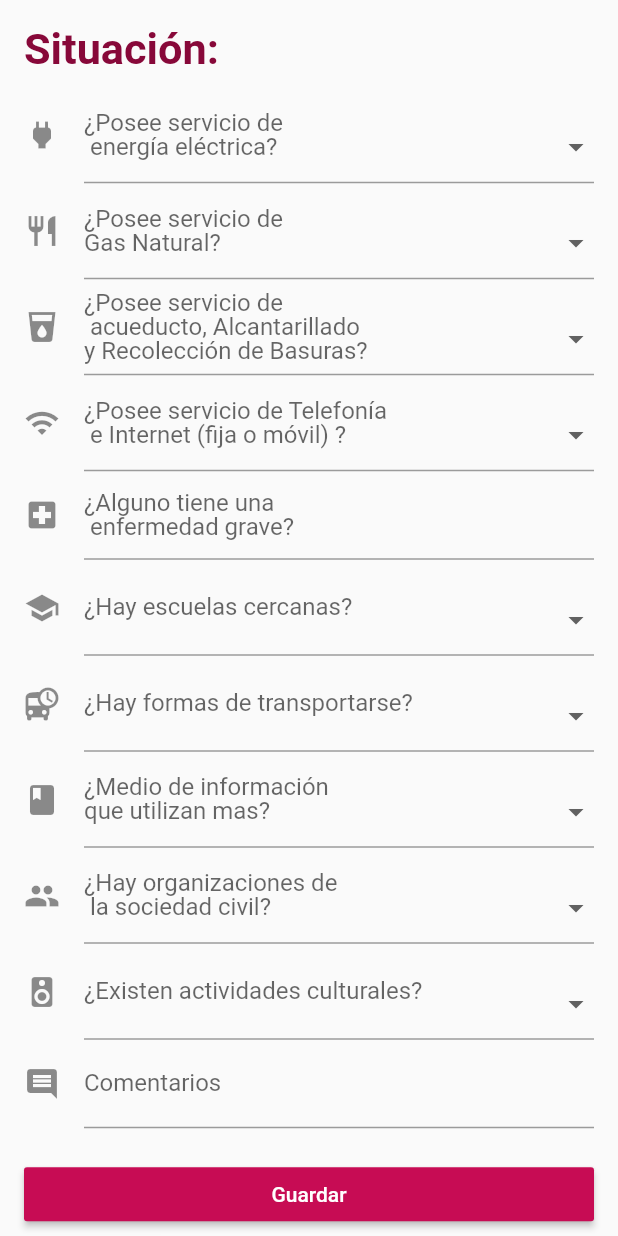
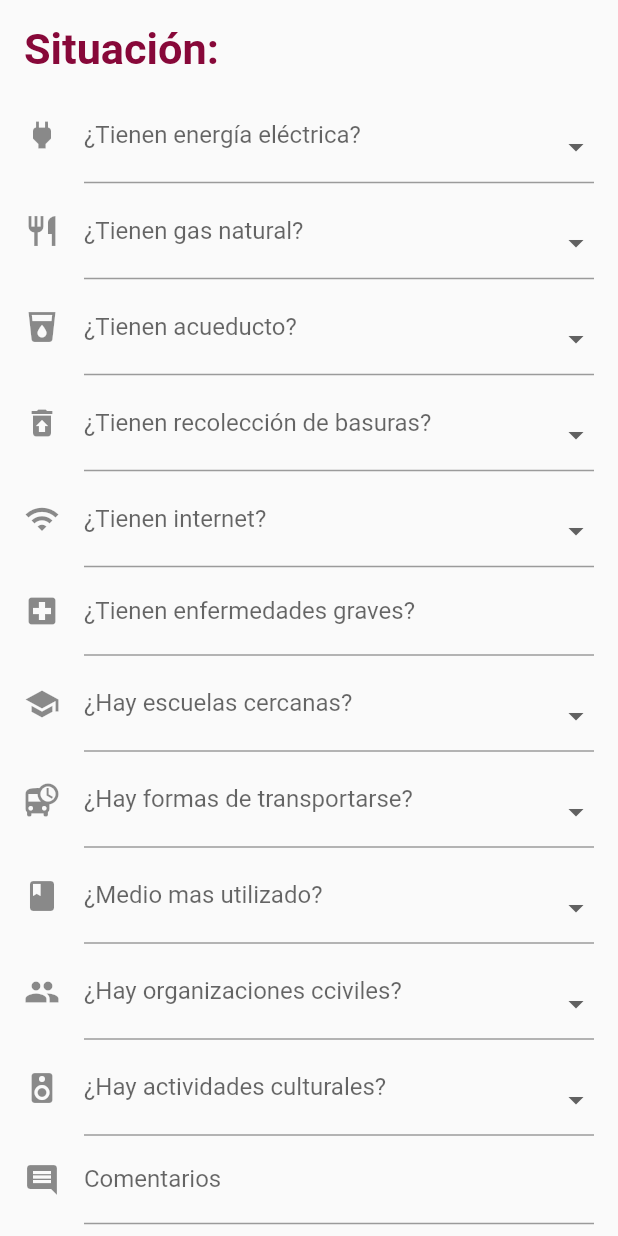
Before and after one commit to nfJaramillo/-Anal-tica, a Flutter app: the PaginaFormularioState screen opened directly, scrolled down 576 dp, on a phone screen of 412 x 824 dp. Run offline on Flutter 3.47's test engine with Material 2 defaults, Android fonts, the phone set to English and light mode, and no system bars; our stand-ins replace fluttertoast; missing offline and left inert: share_extend.

Commit message:
Release 1 ahora si

```diff
--- a/lib/logica/entrevista.dart
+++ b/lib/logica/entrevista.dart
@@ -29,9 +29,9 @@ bool existe = false;
 
 Entrevista ()
 {
-  _listaDeDatos = new List(18);
+  _listaDeDatos = new List(19);
 
-  for(int i = 0; i<18;i++)
+  for(int i = 0; i<19;i++)
   {
     _listaDeDatos[i]="";
   }
@@ -74,7 +74,7 @@ List<String> get darDatos => _listaDeDatos;
 bool verificar()
 {
   bool resp = true;
-  for(int i = 0; i < 17 && resp; i++)
+  for(int i = 0; i < 18 && resp; i++)
   {
     if(_listaDeDatos[i].length==0)
       resp = false;
@@ -136,7 +136,7 @@ void _formatear(String anterior)
   anterior = "";
   }
 
-  for (int i = 0; i<18;i++)
+  for (int i = 0; i<19;i++)
   {
     nuevosDatos += (_listaDeDatos[i] + ";");
   }
--- a/lib/paginas/paginaFormulario.dart
+++ b/lib/paginas/paginaFormulario.dart
@@ -64,7 +64,7 @@ class _PaginaFormularioState2 extends State<PaginaFormularioState> {
 
               new FormularioUITextoInformativo("Información Encuestado:", Color(0xff870839)),
 
-              new FormularioUITexto('Escribe nombre y apellido', "Nombre de 1 de las" +'\n'+ "personas visitadas", _entrevista, Icon(Icons.person_outline), 2),
+              new FormularioUITexto('Escribe nombre y apellido', "Nombre de la persona visitada", _entrevista, Icon(Icons.person_outline), 2),
 
               new FormularioUIEleccionMultiple(_sexos, "Sexo", _entrevista, Icon(Icons.person_pin_circle),3),
 
@@ -76,27 +76,29 @@ class _PaginaFormularioState2 extends State<PaginaFormularioState> {
 
               new FormularioUITextoInformativo("Situación:", Color(0xff870839)),
 
-              new  FormularioUIEleccionMultiple(_siOnoOpciones, '¿Posee servicio de ' +'\n'+ ' energía eléctrica?', _entrevista, Icon(Icons.power), 7),
+              new  FormularioUIEleccionMultiple(_siOnoOpciones, '¿Tienen energía eléctrica?', _entrevista, Icon(Icons.power), 7),
 
-              new FormularioUIEleccionMultiple(_siOnoOpciones, '¿Posee servicio de ' +'\n'+ 'Gas Natural?', _entrevista, Icon(Icons.restaurant), 8),
+              new FormularioUIEleccionMultiple(_siOnoOpciones, '¿Tienen gas natural?', _entrevista, Icon(Icons.restaurant), 8),
 
-              new FormularioUIEleccionMultiple(_siOnoOpciones, '¿Posee servicio de ' +'\n'+ ' acueducto, Alcantarillado' +'\n'+ 'y Recolección de Basuras?', _entrevista, Icon(Icons.local_drink), 9),
+              new FormularioUIEleccionMultiple(_siOnoOpciones, '¿Tienen acueducto?', _entrevista, Icon(Icons.local_drink), 9),
 
-              new FormularioUIEleccionMultiple(_siOnoOpciones, '¿Posee servicio de Telefonía ' +'\n'+ ' e Internet (fija o móvil) ?', _entrevista, Icon(Icons.wifi), 10),
+              new FormularioUIEleccionMultiple(_siOnoOpciones, '¿Tienen recolección de basuras?', _entrevista, Icon(Icons.restore_from_trash), 10),
 
-              new FormularioUITexto('Si no, escriba No', '¿Alguno tiene una ' +'\n'+ ' enfermedad grave? ', _entrevista, Icon(Icons.local_hospital), 11),
+              new FormularioUIEleccionMultiple(_siOnoOpciones, '¿Tienen internet?', _entrevista, Icon(Icons.wifi), 11),
 
-              new FormularioUIEleccionMultiple(_siOnoOpciones, '¿Hay escuelas cercanas?', _entrevista, Icon(Icons.school), 12),
+              new FormularioUITexto('Si no, escriba No', '¿Tienen enfermedades graves? ', _entrevista, Icon(Icons.local_hospital), 12),
 
-              new FormularioUIEleccionMultiple(_siOnoOpciones, '¿Hay formas de transportarse?', _entrevista, Icon(Icons.departure_board), 13),
+              new FormularioUIEleccionMultiple(_siOnoOpciones, '¿Hay escuelas cercanas?', _entrevista, Icon(Icons.school), 13),
 
-              new FormularioUIEleccionMultiple(_medios, '¿Medio de información ' +'\n'+ 'que utilizan mas?', _entrevista, Icon(Icons.book), 14),
+              new FormularioUIEleccionMultiple(_siOnoOpciones, '¿Hay formas de transportarse?', _entrevista, Icon(Icons.departure_board), 14),
 
-              new FormularioUIEleccionMultiple(_siOnoOpciones, '¿Hay organizaciones de ' +'\n'+ ' la sociedad civil? ', _entrevista, Icon(Icons.group), 15),
+              new FormularioUIEleccionMultiple(_medios, '¿Medio mas utilizado?', _entrevista, Icon(Icons.book), 15),
 
-              new FormularioUIEleccionMultiple(_siOnoOpciones, '¿Existen actividades culturales? ', _entrevista, Icon(Icons.speaker), 16),
+              new FormularioUIEleccionMultiple(_siOnoOpciones, '¿Hay organizaciones cciviles? ', _entrevista, Icon(Icons.group), 16),
 
-              new FormularioUITexto('Si no, escriba No', 'Comentarios', _entrevista, Icon(Icons.comment), 17),
+              new FormularioUIEleccionMultiple(_siOnoOpciones, '¿Hay actividades culturales? ', _entrevista, Icon(Icons.speaker), 17),
+
+              new FormularioUITexto('Si no, escriba No', 'Comentarios', _entrevista, Icon(Icons.comment), 18),
 
                   new Container(
                       padding: const EdgeInsets.only(left: 0, top: 20.0),
```
